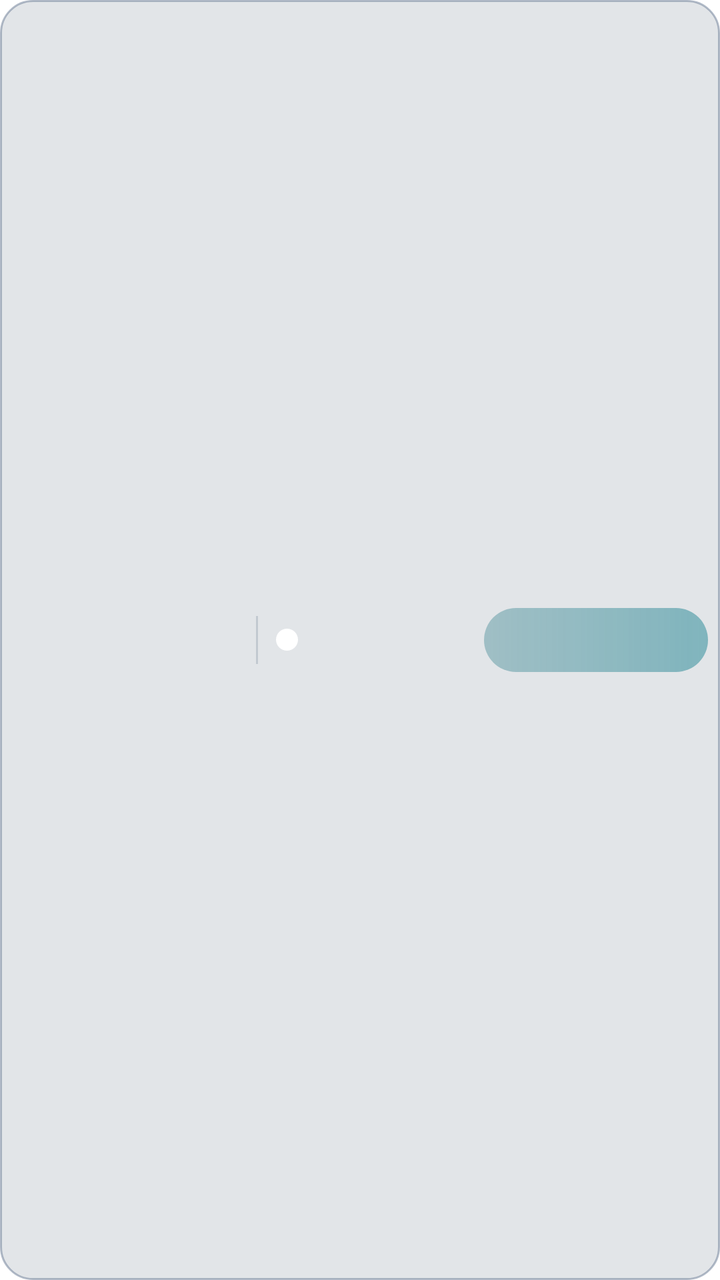
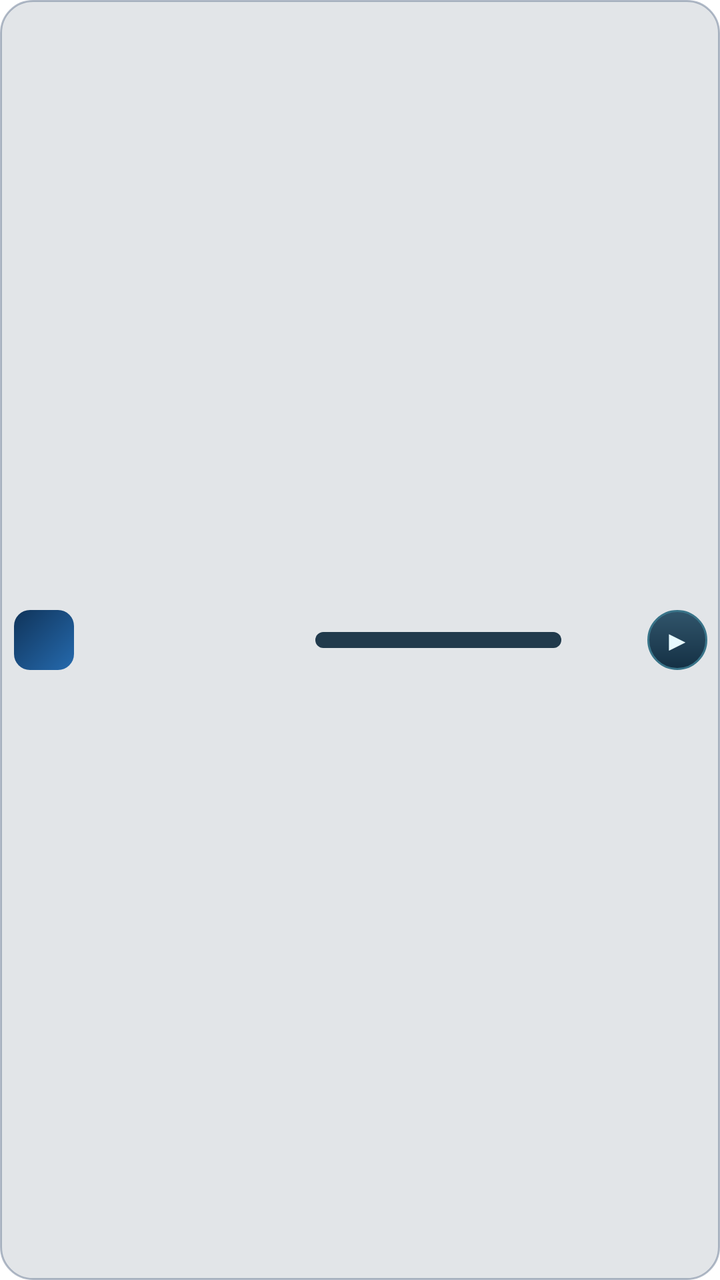

Screens rendered from an Android XML layout before and after an edit, with the pre-edit source and the edit as a unified diff.
<!-- AndroidManifest.xml: application theme Theme.DeepSource.Starting -->
<!-- res/layout/widget_project_row.xml -->
<?xml version="1.0" encoding="utf-8"?>
<LinearLayout xmlns:android="http://schemas.android.com/apk/res/android"
    android:id="@+id/widget_project_row"
    android:layout_width="match_parent"
    android:layout_height="40dp"
    android:layout_marginBottom="4dp"
    android:background="@drawable/widget_row"
    android:paddingStart="12dp"
    android:paddingEnd="6dp"
    android:orientation="horizontal"
    android:gravity="center_vertical">
    <TextView
        android:id="@+id/widget_project_name"
        android:layout_width="0dp"
        android:layout_height="wrap_content"
        android:layout_weight="1"
        android:ellipsize="end"
        android:maxLines="1"
        android:textColor="#F7FAFF"
        android:textSize="15sp"
        android:textStyle="bold" />
    <TextView
        android:layout_width="1dp"
        android:layout_height="24dp"
        android:layout_marginStart="7dp"
        android:background="@drawable/widget_row_divider"
        android:text="" />
    <LinearLayout
        android:layout_width="105dp"
        android:layout_height="match_parent"
        android:gravity="center_vertical"
        android:orientation="horizontal">

        <ImageView
            android:id="@+id/widget_project_status"
            android:layout_width="11dp"
            android:layout_height="11dp"
            android:layout_marginStart="9dp"
            android:contentDescription="Estado"
            android:src="@drawable/widget_status_dot" />

        <TextView
            android:id="@+id/widget_project_state"
            android:layout_width="0dp"
            android:layout_height="wrap_content"
            android:layout_marginStart="7dp"
            android:layout_weight="1"
            android:ellipsize="end"
            android:maxLines="1"
            android:textColor="#B7B9F5"
            android:textSize="12sp"
            android:textStyle="bold" />
    </LinearLayout>
    <TextView
        android:id="@+id/widget_project_hours"
        android:layout_width="112dp"
        android:layout_height="32dp"
        android:layout_marginStart="8dp"
        android:background="@drawable/widget_hours_chip"
        android:gravity="center"
        android:paddingStart="8dp"
        android:paddingEnd="9dp"
        android:singleLine="true"
        android:textColor="#00F0E0"
        android:textSize="14sp"
        android:textStyle="bold" />
</LinearLayout>
<!-- resources referenced by this layout -->
<resources>
  <!-- drawable widget_hours_chip (drawable) -->
  <shape xmlns:android="http://schemas.android.com/apk/res/android" android:shape="rectangle">
      <gradient android:angle="0" android:startColor="#4D076674" android:endColor="#73087988" />
      <corners android:radius="18dp" />
  </shape>
  <!-- drawable widget_row (drawable) -->
  <shape xmlns:android="http://schemas.android.com/apk/res/android" android:shape="rectangle">
      <solid android:color="#2432475D" />
      <stroke android:width="1dp" android:color="#80667991" />
      <corners android:radius="16dp" />
  </shape>
  <!-- drawable widget_row_divider (drawable) -->
  <shape xmlns:android="http://schemas.android.com/apk/res/android" android:shape="rectangle">
      <solid android:color="#33445D76" />
  </shape>
  <!-- drawable widget_status_dot (drawable) -->
  <shape xmlns:android="http://schemas.android.com/apk/res/android" android:shape="oval">
      <solid android:color="#FFFFFFFF" />
  </shape>
  <style name="Theme.DeepSource.Starting" parent="Theme.SplashScreen">
  
          <item name="windowSplashScreenBackground">
              @color/deepsource_splash_background
          </item>
  
          <item name="windowSplashScreenAnimatedIcon">
              @drawable/ic_splash_transparent
          </item>
  
          <item name="postSplashScreenTheme">
              @style/Theme.DeepSource
          </item>
  
      </style>
  <color name="deepsource_splash_background">#050B19</color>
  <!-- drawable ic_splash_transparent (drawable) -->
  <vector xmlns:android="http://schemas.android.com/apk/res/android"
      android:width="108dp"
      android:height="108dp"
      android:viewportWidth="108"
      android:viewportHeight="108">
  
      <path
          android:fillColor="#00000000"
          android:pathData="M0,0h108v108h-108z" />
  
  </vector>
  <style name="Theme.DeepSource" parent="android:style/Theme.Material.Light.NoActionBar" />
</resources>

<!-- the commit's change to res/layout/widget_project_row.xml (unified diff, before → after) -->
@@ -2,66 +2,109 @@
 <LinearLayout xmlns:android="http://schemas.android.com/apk/res/android"
     android:id="@+id/widget_project_row"
     android:layout_width="match_parent"
-    android:layout_height="40dp"
-    android:layout_marginBottom="4dp"
+    android:layout_height="43dp"
     android:background="@drawable/widget_row"
-    android:paddingStart="12dp"
-    android:paddingEnd="6dp"
+    android:gravity="center_vertical"
     android:orientation="horizontal"
-    android:gravity="center_vertical">
+    android:paddingStart="7dp"
+    android:paddingEnd="6dp">
+
+    <ImageView
+        android:id="@+id/widget_project_icon"
+        android:layout_width="30dp"
+        android:layout_height="30dp"
+        android:padding="4dp"
+        android:background="@drawable/widget_icon_background"
+        android:contentDescription="Ícono del proyecto" />
+
     <TextView
         android:id="@+id/widget_project_name"
         android:layout_width="0dp"
+        android:layout_weight="1.25"
         android:layout_height="wrap_content"
-        android:layout_weight="1"
-        android:ellipsize="end"
-        android:maxLines="1"
-        android:textColor="#F7FAFF"
-        android:textSize="15sp"
-        android:textStyle="bold" />
+        android:layout_marginStart="7dp"
+        android:textColor="#F4FAFF"
+        android:textStyle="bold"
+        android:textSize="12sp"
+        android:singleLine="true"
+        android:ellipsize="end" />
+
+    <FrameLayout
+        android:layout_width="0dp"
+        android:layout_weight="1.4"
+        android:layout_height="8dp"
+        android:layout_marginStart="4dp"
+        android:background="@drawable/widget_progress_track">
+
+        <ProgressBar
+            android:id="@+id/widget_progress_blue"
+            style="?android:attr/progressBarStyleHorizontal"
+            android:layout_width="match_parent"
+            android:layout_height="match_parent"
+            android:max="100"
+            android:progressTint="#3B82F6"
+            android:progressBackgroundTint="@android:color/transparent" />
+
+        <ProgressBar
+            android:id="@+id/widget_progress_yellow"
+            style="?android:attr/progressBarStyleHorizontal"
+            android:layout_width="match_parent"
+            android:layout_height="match_parent"
+            android:max="100"
+            android:progressTint="#FACC15"
+            android:progressBackgroundTint="@android:color/transparent"
+            android:visibility="gone" />
+
+        <ProgressBar
+            android:id="@+id/widget_progress_red"
+            style="?android:attr/progressBarStyleHorizontal"
+            android:layout_width="match_parent"
+            android:layout_height="match_parent"
+            android:max="100"
+            android:progressTint="#EF4444"
+            android:progressBackgroundTint="@android:color/transparent"
+            android:visibility="gone" />
+
+        <ProgressBar
+            android:id="@+id/widget_progress_teal"
+            style="?android:attr/progressBarStyleHorizontal"
+            android:layout_width="match_parent"
+            android:layout_height="match_parent"
+            android:max="100"
+            android:progressTint="#30B2A6"
+            android:progressBackgroundTint="@android:color/transparent"
+            android:visibility="gone" />
+
+        <ProgressBar
+            android:id="@+id/widget_progress_black"
+            style="?android:attr/progressBarStyleHorizontal"
+            android:layout_width="match_parent"
+            android:layout_height="match_parent"
+            android:max="100"
+            android:progressTint="#242424"
+            android:progressBackgroundTint="@android:color/transparent"
+            android:visibility="gone" />
+
+    </FrameLayout>
+
     <TextView
-        android:layout_width="1dp"
-        android:layout_height="24dp"
-        android:layout_marginStart="7dp"
-        android:background="@drawable/widget_row_divider"
-        android:text="" />
-    <LinearLayout
-        android:layout_width="105dp"
-        android:layout_height="match_parent"
-        android:gravity="center_vertical"
-        android:orientation="horizontal">
+        android:id="@+id/widget_project_percent"
+        android:layout_width="43dp"
+        android:layout_height="wrap_content"
+        android:gravity="center"
+        android:textSize="12sp"
+        android:textStyle="bold"
+        android:textColor="#F4FAFF" />
 
-        <ImageView
-            android:id="@+id/widget_project_status"
-            android:layout_width="11dp"
-            android:layout_height="11dp"
-            android:layout_marginStart="9dp"
-            android:contentDescription="Estado"
-            android:src="@drawable/widget_status_dot" />
+    <TextView
+        android:id="@+id/widget_project_action"
+        android:layout_width="30dp"
+        android:layout_height="30dp"
+        android:gravity="center"
+        android:text="▶"
+        android:textSize="14sp"
+        android:textColor="#E7FAFF"
+        android:background="@drawable/widget_play_button"
+        android:contentDescription="Registrar horas en proyecto" />
 
-        <TextView
-            android:id="@+id/widget_project_state"
-            android:layout_width="0dp"
-            android:layout_height="wrap_content"
-            android:layout_marginStart="7dp"
-            android:layout_weight="1"
-            android:ellipsize="end"
-            android:maxLines="1"
-            android:textColor="#B7B9F5"
-            android:textSize="12sp"
-            android:textStyle="bold" />
-    </LinearLayout>
-    <TextView
-        android:id="@+id/widget_project_hours"
-        android:layout_width="112dp"
-        android:layout_height="32dp"
-        android:layout_marginStart="8dp"
-        android:background="@drawable/widget_hours_chip"
-        android:gravity="center"
-        android:paddingStart="8dp"
-        android:paddingEnd="9dp"
-        android:singleLine="true"
-        android:textColor="#00F0E0"
-        android:textSize="14sp"
-        android:textStyle="bold" />
 </LinearLayout>
<!-- resource entries referenced after the edit -->
@@ -1,23 +1,16 @@
 <!-- resources referenced by this layout -->
 <resources>
-  <!-- drawable widget_hours_chip (drawable) -->
-  <shape xmlns:android="http://schemas.android.com/apk/res/android" android:shape="rectangle">
-      <gradient android:angle="0" android:startColor="#4D076674" android:endColor="#73087988" />
-      <corners android:radius="18dp" />
-  </shape>
+  <!-- drawable widget_icon_background (drawable) -->
+  <shape xmlns:android="http://schemas.android.com/apk/res/android" android:shape="rectangle"><gradient android:startColor="#256AAE" android:endColor="#10345A" android:angle="135"/><corners android:radius="8dp"/></shape>
+  <!-- drawable widget_play_button (drawable) -->
+  <shape xmlns:android="http://schemas.android.com/apk/res/android" android:shape="oval"><gradient android:startColor="#31556B" android:endColor="#143044" android:angle="270"/><stroke android:width="1dp" android:color="#397489"/></shape>
+  <!-- drawable widget_progress_track (drawable) -->
+  <shape xmlns:android="http://schemas.android.com/apk/res/android" android:shape="rectangle"><solid android:color="#213A4C"/><corners android:radius="8dp"/></shape>
   <!-- drawable widget_row (drawable) -->
   <shape xmlns:android="http://schemas.android.com/apk/res/android" android:shape="rectangle">
       <solid android:color="#2432475D" />
       <stroke android:width="1dp" android:color="#80667991" />
       <corners android:radius="16dp" />
-  </shape>
-  <!-- drawable widget_row_divider (drawable) -->
-  <shape xmlns:android="http://schemas.android.com/apk/res/android" android:shape="rectangle">
-      <solid android:color="#33445D76" />
-  </shape>
-  <!-- drawable widget_status_dot (drawable) -->
-  <shape xmlns:android="http://schemas.android.com/apk/res/android" android:shape="oval">
-      <solid android:color="#FFFFFFFF" />
   </shape>
   <style name="Theme.DeepSource.Starting" parent="Theme.SplashScreen">
   
